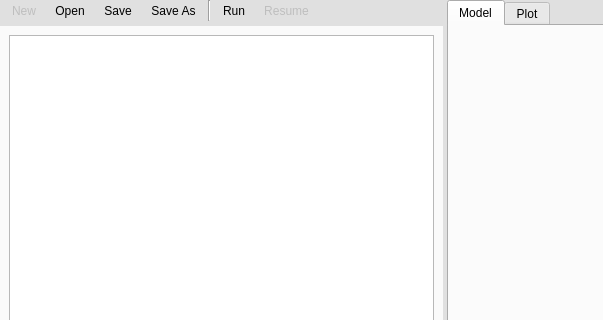
Old version of the form gui/uifiles/gui.ui in the repository truongd8593/mfix; both pictures show x 0 to 603 and y 0 to 320 of the 997 by 895 pixel window.
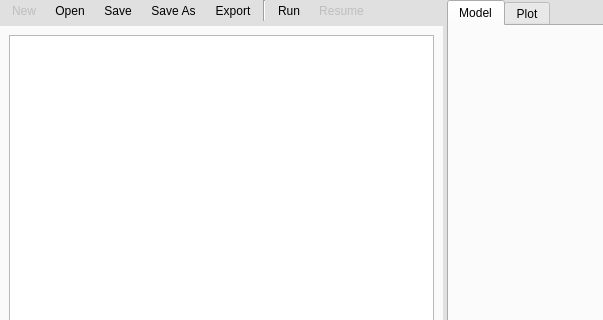
New version of the form. Custom widgets are drawn as their Qt base class.

Commit message: export feature, refactored save/save as a bit

Diff of the .ui file:
```diff
--- a/gui/uifiles/gui.ui
+++ b/gui/uifiles/gui.ui
@@ -261,7 +261,7 @@
               <property name="verticalSpacing">
                <number>0</number>
               </property>
-              <item row="0" column="6">
+              <item row="0" column="7">
                <widget class="QToolButton" name="toolbutton_resume">
                 <property name="enabled">
                  <bool>false</bool>
@@ -283,7 +283,7 @@
                 </property>
                </widget>
               </item>
-              <item row="0" column="7">
+              <item row="0" column="8">
                <spacer name="horizontalSpacer">
                 <property name="orientation">
                  <enum>Qt::Horizontal</enum>
@@ -343,7 +343,7 @@
                 </property>
                </widget>
               </item>
-              <item row="0" column="4" rowspan="2">
+              <item row="0" column="5" rowspan="2">
                <widget class="Line" name="line_3">
                 <property name="orientation">
                  <enum>Qt::Vertical</enum>
@@ -372,7 +372,7 @@
                 </property>
                </widget>
               </item>
-              <item row="0" column="5">
+              <item row="0" column="6">
                <widget class="QToolButton" name="toolbutton_run">
                 <property name="text">
                  <string>Run</string>
@@ -410,6 +410,19 @@
                 </property>
                </widget>
               </item>
+              <item row="0" column="4">
+               <widget class="QToolButton" name="toolbutton_export">
+                <property name="text">
+                 <string>Export</string>
+                </property>
+                <property name="toolButtonStyle">
+                 <enum>Qt::ToolButtonTextUnderIcon</enum>
+                </property>
+                <property name="autoRaise">
+                 <bool>true</bool>
+                </property>
+               </widget>
+              </item>
              </layout>
             </widget>
            </item>
```
The commit also changes 1 other file.
